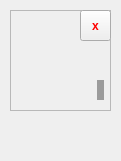
Old version of the form src/RewardWidget.ui in the repository gottagofaster236/RewardsTheater.
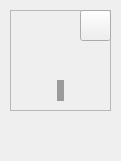
New version of the form. Icons and pictures are not drawn.

Commit message: Choose an OBS source for a Reward. WIP on showing and hiding rewards for playback.

Diff of the .ui file:
```diff
--- a/src/RewardWidget.ui
+++ b/src/RewardWidget.ui
@@ -51,12 +51,27 @@
     <property name="geometry">
      <rect>
       <x>0</x>
-      <y>60</y>
+      <y>70</y>
       <width>101</width>
-      <height>40</height>
+      <height>21</height>
      </rect>
     </property>
     <layout class="QHBoxLayout" name="horizontalLayout">
+     <property name="spacing">
+      <number>0</number>
+     </property>
+     <property name="leftMargin">
+      <number>0</number>
+     </property>
+     <property name="topMargin">
+      <number>0</number>
+     </property>
+     <property name="rightMargin">
+      <number>0</number>
+     </property>
+     <property name="bottomMargin">
+      <number>0</number>
+     </property>
      <item>
       <spacer name="leftSpacer">
        <property name="orientation">
@@ -78,18 +93,6 @@
          <verstretch>0</verstretch>
         </sizepolicy>
        </property>
-       <property name="minimumSize">
-        <size>
-         <width>0</width>
-         <height>20</height>
-        </size>
-       </property>
-       <property name="maximumSize">
-        <size>
-         <width>16777215</width>
-         <height>20</height>
-        </size>
-       </property>
        <property name="styleSheet">
         <string notr="true">background: #5A000000;</string>
        </property>
@@ -106,6 +109,12 @@
        <property name="orientation">
         <enum>Qt::Horizontal</enum>
        </property>
+       <property name="sizeHint" stdset="0">
+        <size>
+         <width>0</width>
+         <height>0</height>
+        </size>
+       </property>
       </spacer>
      </item>
     </layout>
@@ -122,11 +131,9 @@
     <property name="cursor">
      <cursorShape>ArrowCursor</cursorShape>
     </property>
-    <property name="styleSheet">
-     <string notr="true">color: red; font-weight: bold</string>
-    </property>
-    <property name="text">
-     <string>x</string>
+    <property name="icon">
+     <iconset resource="../images/icons.qrc">
+      <normaloff>:/icons/delete.svg</normaloff>:/icons/delete.svg</iconset>
     </property>
    </widget>
   </widget>
```
Left out of the diff: 4 changed lines with no effect on the pictures. The commit also changes 17 other files.
